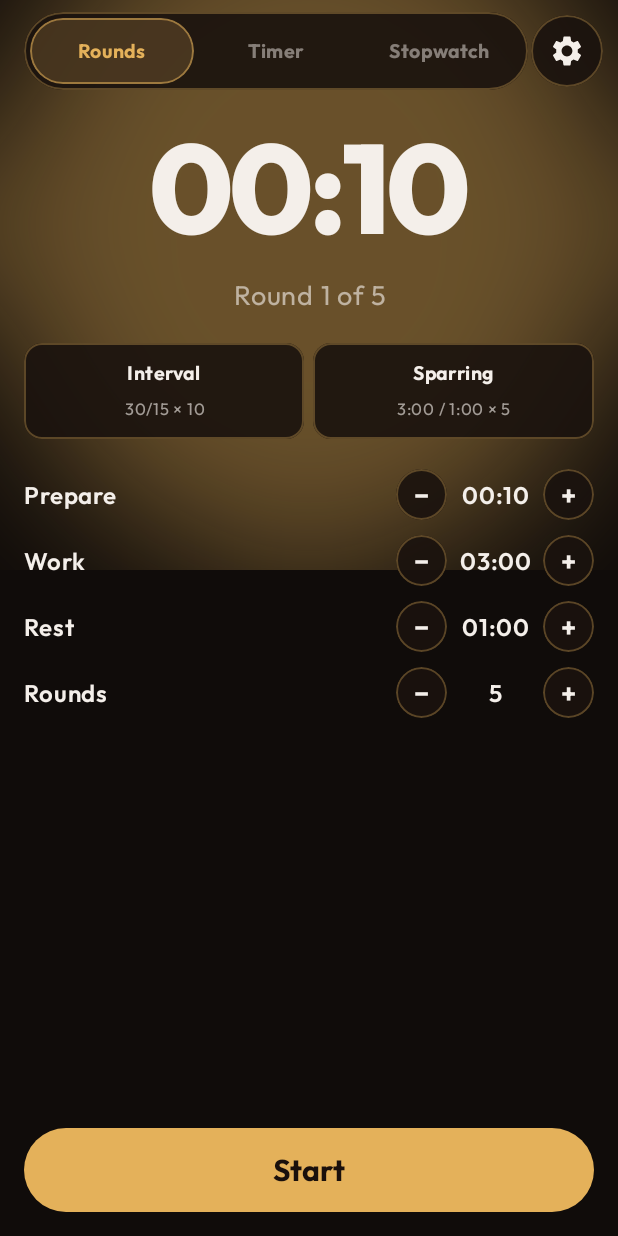
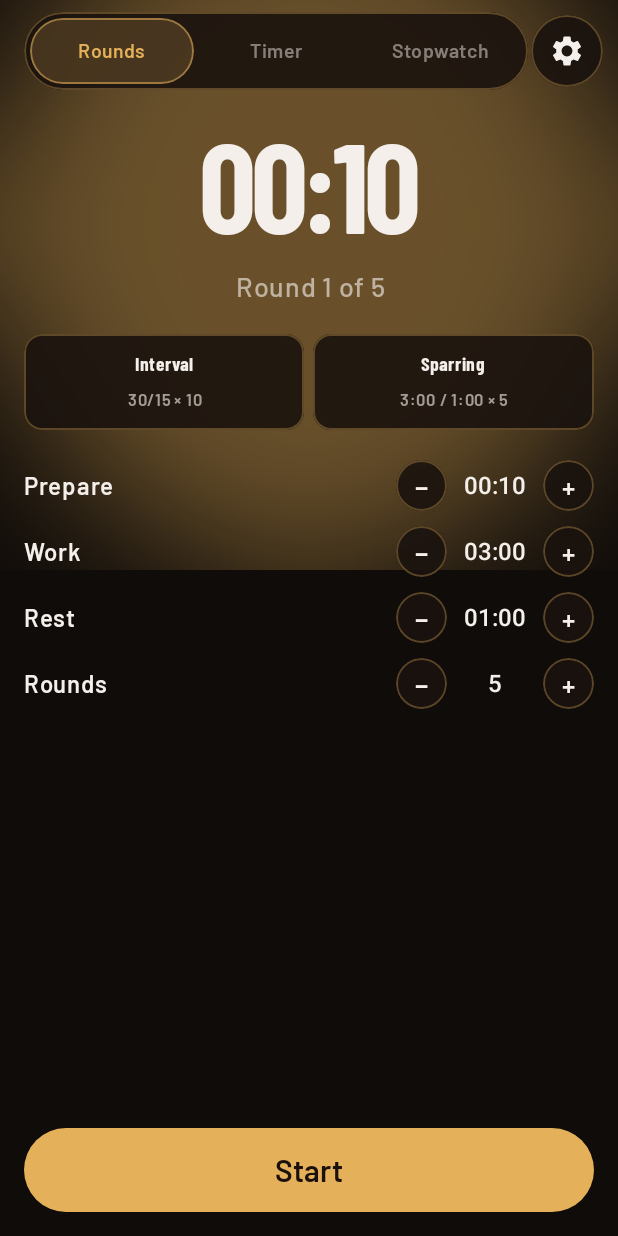
Before and after one commit to PawelJadach/round-timer, an Android app built with Jetpack Compose: the screen it shows after launch (MainActivity), on a phone screen of 412 x 824 dp. Run offline under Robolectric (Android 15) with nearby library versions, the phone set to English and light mode, and no system bars; pictures from the network do not load.

Commit message:
Match iOS Barlow typography and steady idle stopwatch
Bundle the same Barlow and Barlow Condensed files as iOS: condensed for
the main clock and preset titles, Barlow for UI. Stabilize idle stopwatch
with blue glow, no glow tween, 96dp face, and tabular figures.

```diff
--- a/android/app/src/main/java/app/roundtimer/ui/Theme.kt
+++ b/android/app/src/main/java/app/roundtimer/ui/Theme.kt
@@ -26,11 +26,19 @@ val StopwatchBlue = Color(0xFF7AC2F2)
 val Muted = Ink.copy(alpha = 0.62f)
 val InkDark = Color(0xFF1A100C)
 
-val Outfit = FontFamily(
-    Font(R.font.outfit_regular, FontWeight.Normal),
-    Font(R.font.outfit_semibold, FontWeight.SemiBold),
-    Font(R.font.outfit_bold, FontWeight.Bold),
-    Font(R.font.outfit_extrabold, FontWeight.ExtraBold),
+/** iOS `Palette.ui` — Barlow Medium / SemiBold for chrome and settings. */
+val Barlow = FontFamily(
+    Font(R.font.barlow_medium, FontWeight.Normal),
+    Font(R.font.barlow_medium, FontWeight.Medium),
+    Font(R.font.barlow_semibold, FontWeight.SemiBold),
+    Font(R.font.barlow_semibold, FontWeight.Bold),
+)
+
+/** iOS `Palette.display` — Barlow Condensed Bold for the main clock and phase titles. */
+val BarlowCondensed = FontFamily(
+    Font(R.font.barlow_condensed_bold, FontWeight.Bold),
+    Font(R.font.barlow_condensed_bold, FontWeight.ExtraBold),
+    Font(R.font.barlow_condensed_semibold, FontWeight.SemiBold),
 )
 
 fun tintColor(tint: Tint): Color = when (tint) {
@@ -39,6 +47,12 @@ fun tintColor(tint: Tint): Color = when (tint) {
     Tint.REST -> RestBlue
     Tint.END -> EndGreen
     Tint.STOPWATCH -> Ink
+}
+
+/** iOS `glowColor`: stopwatch uses blue; other modes use the phase tint. */
+fun glowColor(tint: Tint): Color = when (tint) {
+    Tint.STOPWATCH -> StopwatchBlue
+    else -> tintColor(tint)
 }
 
 fun inkOn(tint: Tint): Color = if (tint == Tint.WORK || tint == Tint.REST) Color(0xFFFFF8F2) else InkDark
@@ -73,14 +87,16 @@ fun RoundTimerTheme(content: @Composable () -> Unit) {
             onPrimary = InkDark,
         ),
         typography = Typography().let { type ->
-            val family = Outfit
             type.copy(
-                displayLarge = type.displayLarge.copy(fontFamily = family),
-                headlineLarge = type.headlineLarge.copy(fontFamily = family),
-                titleLarge = type.titleLarge.copy(fontFamily = family),
-                bodyLarge = type.bodyLarge.copy(fontFamily = family),
-                bodyMedium = type.bodyMedium.copy(fontFamily = family),
-                labelLarge = type.labelLarge.copy(fontFamily = family),
+                displayLarge = type.displayLarge.copy(
+                    fontFamily = BarlowCondensed,
+                    fontWeight = FontWeight.Bold,
+                ),
+                headlineLarge = type.headlineLarge.copy(fontFamily = BarlowCondensed, fontWeight = FontWeight.Bold),
+                titleLarge = type.titleLarge.copy(fontFamily = Barlow, fontWeight = FontWeight.SemiBold),
+                bodyLarge = type.bodyLarge.copy(fontFamily = Barlow, fontWeight = FontWeight.SemiBold),
+                bodyMedium = type.bodyMedium.copy(fontFamily = Barlow, fontWeight = FontWeight.SemiBold),
+                labelLarge = type.labelLarge.copy(fontFamily = Barlow, fontWeight = FontWeight.SemiBold),
             )
         },
         content = content,
--- a/android/app/src/main/java/app/roundtimer/ui/TimerScreen.kt
+++ b/android/app/src/main/java/app/roundtimer/ui/TimerScreen.kt
@@ -1,6 +1,7 @@
 package app.roundtimer.ui
 
 import androidx.compose.animation.animateColorAsState
+import androidx.compose.animation.core.snap
 import androidx.compose.animation.core.tween
 import androidx.compose.foundation.background
 import androidx.compose.foundation.clickable
@@ -51,6 +52,7 @@ import androidx.compose.ui.platform.LocalDensity
 import androidx.compose.ui.res.stringResource
 import androidx.compose.ui.semantics.contentDescription
 import androidx.compose.ui.semantics.semantics
+import androidx.compose.ui.text.TextStyle
 import androidx.compose.ui.text.font.FontWeight
 import androidx.compose.ui.text.style.TextAlign
 import androidx.compose.ui.text.style.TextOverflow
@@ -99,9 +101,11 @@ fun TimerScreen(
     val livePhase = liveRoundsPhase(state)
     val backdrop = livePhase?.let { liveBackdrop(it) } ?: Bg
     val glowTint = if (livePhase == null) decorativeGlowTint(state) else null
+    val glowTarget = glowTint?.let { glowColor(it) } ?: Color.Transparent
+    val glowIdle = state.runState == RunState.IDLE
     val glow by animateColorAsState(
-        glowTint?.let { tintColor(it) } ?: Color.Transparent,
-        tween(350),
+        glowTarget,
+        if (glowIdle) snap() else tween(350),
         label = "glow",
     )
     Box(
@@ -319,7 +323,15 @@ private fun Chip(title: String, detail: String, modifier: Modifier, onClick: ()
             .padding(vertical = 8.dp, horizontal = 8.dp),
         horizontalAlignment = Alignment.CenterHorizontally,
     ) {
-        Text(title, fontWeight = FontWeight.Bold, fontSize = 13.sp, color = Ink, maxLines = 1, overflow = TextOverflow.Ellipsis)
+        Text(
+            title,
+            fontFamily = BarlowCondensed,
+            fontWeight = FontWeight.Bold,
+            fontSize = 13.sp,
+            color = Ink,
+            maxLines = 1,
+            overflow = TextOverflow.Ellipsis,
+        )
         Text(detail, color = Muted, fontSize = 11.sp, textAlign = TextAlign.Center, maxLines = 2)
     }
 }
@@ -334,7 +346,17 @@ private fun Stepper(title: String, value: String, key: Nudge, onNudge: (Nudge, I
     ) {
         Text(title, fontWeight = FontWeight.SemiBold, fontSize = 16.sp, color = Ink, modifier = Modifier.weight(1f))
         StepButton("−", stringResource(R.string.less)) { onNudge(key, -1) }
-        Text(value, modifier = Modifier.width(64.dp), textAlign = TextAlign.Center, fontWeight = FontWeight.SemiBold, fontSize = 16.sp, color = Ink)
+        Text(
+            value,
+            modifier = Modifier.width(64.dp),
+            textAlign = TextAlign.Center,
+            color = Ink,
+            style = TextStyle(
+                fontWeight = FontWeight.SemiBold,
+                fontSize = 16.sp,
+                fontFeatureSettings = "tnum",
+            ),
+        )
         StepButton("+", stringResource(R.string.more)) { onNudge(key, 1) }
     }
 }
@@ -372,25 +394,35 @@ private fun FaceBlock(state: Display, livePhase: PhaseLabel?, modifier: Modifier
     val ink = livePhase?.let { liveInk(it) } ?: Ink
     val phaseColor = livePhase?.let { liveInk(it) } ?: tintColor(state.face.tint)
     val wide = state.face.text.length > 5
+    val stopwatchFace = state.mode == Mode.STOPWATCH || state.runMode == Mode.STOPWATCH
     Box(modifier.fillMaxWidth(), contentAlignment = Alignment.Center) {
         Column(horizontalAlignment = Alignment.CenterHorizontally) {
             if (livePhase != null) {
                 Text(
                     phaseLabel,
                     color = phaseColor,
+                    fontFamily = BarlowCondensed,
                     fontWeight = FontWeight.Bold,
                     fontSize = 28.sp,
                     letterSpacing = 0.08.em,
                 )
             }
+            val clockStyle = TextStyle(
+                fontFamily = BarlowCondensed,
+                fontWeight = FontWeight.Bold,
+                fontSize = faceSize(state.mode, state.runState, wide, state.chromeVisible, livePhase != null),
+                letterSpacing = (-0.04).em,
+            ).let { base ->
+                if (stopwatchFace) base.copy(fontFeatureSettings = "tnum") else base
+            }
             Text(
                 state.face.text,
                 color = ink,
-                fontWeight = FontWeight.ExtraBold,
-                fontSize = faceSize(wide, state.chromeVisible, livePhase != null),
-                letterSpacing = (-0.04).em,
+                style = clockStyle,
                 textAlign = TextAlign.Center,
                 maxLines = 1,
+                softWrap = false,
+                overflow = TextOverflow.Clip,
             )
             if (showDetail) {
                 Text(
@@ -417,11 +449,19 @@ private fun shouldShowDetail(state: Display): Boolean {
 }
 
 @Composable
-private fun faceSize(wide: Boolean, setup: Boolean, live: Boolean): androidx.compose.ui.unit.TextUnit {
+private fun faceSize(
+    mode: Mode,
+    runState: RunState,
+    wide: Boolean,
+    setup: Boolean,
+    live: Boolean,
+): androidx.compose.ui.unit.TextUnit {
     val density = LocalDensity.current
     return with(density) {
+        val stopwatchIdle = mode == Mode.STOPWATCH && runState == RunState.IDLE
         val base = when {
             live -> 104.dp
+            stopwatchIdle -> 96.dp
             setup -> 84.dp
             wide -> 96.dp
             else -> 104.dp
@@ -441,9 +481,20 @@ private fun Laps(state: Display) {
         state.laps.forEach { lap ->
             Row(Modifier.fillMaxWidth().padding(vertical = 3.dp)) {
                 Text(lap.id.toString(), modifier = Modifier.width(28.dp), color = Muted)
-                Text(formatStopwatch(lap.split), color = Muted)
+                Text(
+                    formatStopwatch(lap.split),
+                    color = Muted,
+                    style = TextStyle(fontFeatureSettings = "tnum"),
+                )
                 Spacer(Modifier.weight(1f))
-                Text(formatStopwatch(lap.total), fontWeight = FontWeight.SemiBold, color = Ink)
+                Text(
+                    formatStopwatch(lap.total),
+                    color = Ink,
+                    style = TextStyle(
+                        fontWeight = FontWeight.SemiBold,
+                        fontFeatureSettings = "tnum",
+                    ),
+                )
             }
         }
     }
```
Also changed, not shown: android/app/src/main/res/font/barlow_condensed_bold.ttf (added), android/app/src/main/res/font/barlow_condensed_semibold.ttf (added), android/app/src/main/res/font/barlow_medium.ttf (added), android/app/src/main/res/font/barlow_semibold.ttf (added), android/app/src/main/res/font/outfit_bold.ttf (deleted), android/app/src/main/res/font/outfit_extrabold.ttf (deleted), android/app/src/main/res/font/outfit_regular.ttf (deleted), android/app/src/main/res/font/outfit_semibold.ttf (deleted).
